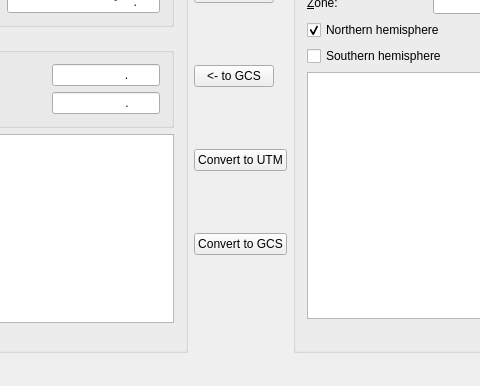
This is mainwindow.ui in ecoslacker/coordinates-conversion-tool as Qt 5 draws it before an edit; both pictures show x 95 to 575 and y 145 to 531 of the 672 by 531 pixel window. The edited form follows.
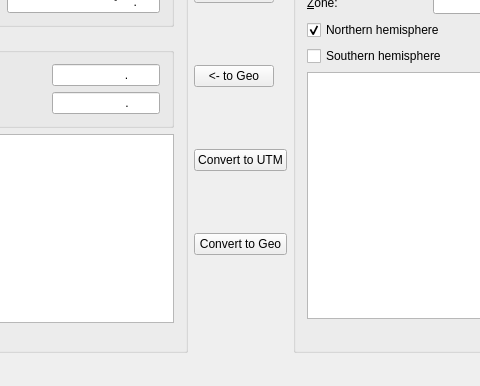
This is the edited form. Icons and pictures are not drawn.

```diff
--- a/mainwindow.ui
+++ b/mainwindow.ui
@@ -310,7 +310,7 @@
          </sizepolicy>
         </property>
         <property name="text">
-         <string>&lt;- to GCS</string>
+         <string>&lt;- to Geo</string>
         </property>
        </widget>
       </item>
@@ -324,7 +324,7 @@
       <item>
        <widget class="QPushButton" name="convertUTMButton">
         <property name="text">
-         <string>Convert to GCS</string>
+         <string>Convert to Geo</string>
         </property>
        </widget>
       </item>
```
Left out of the diff: 14 changed lines with no effect on the pictures.
